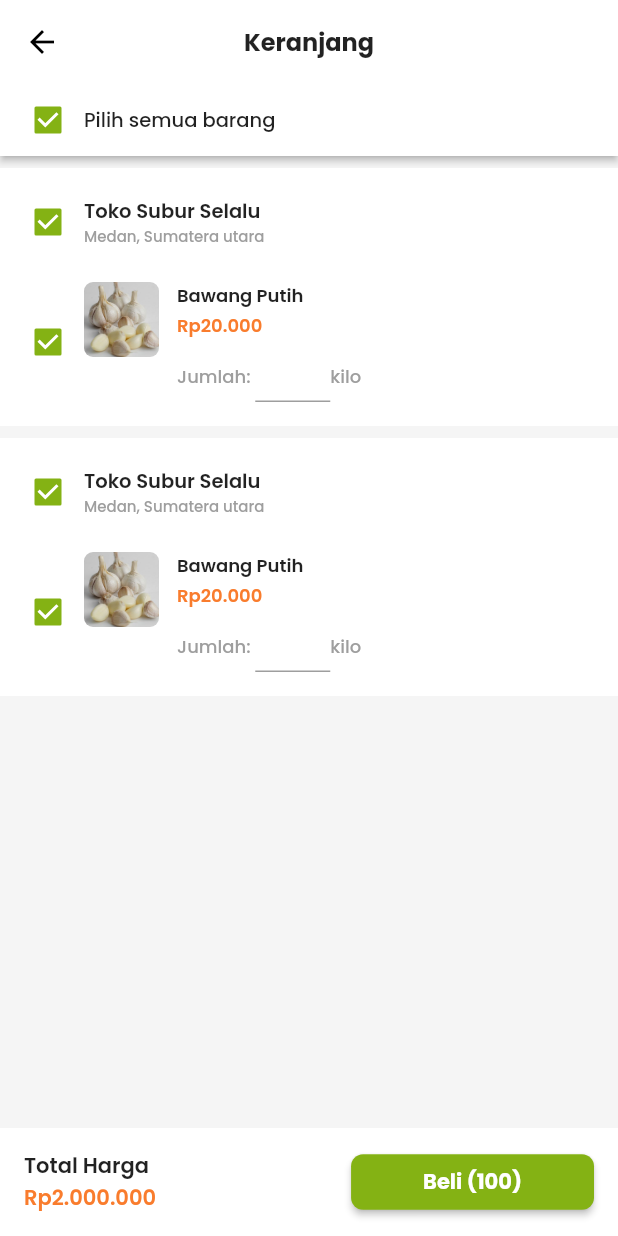
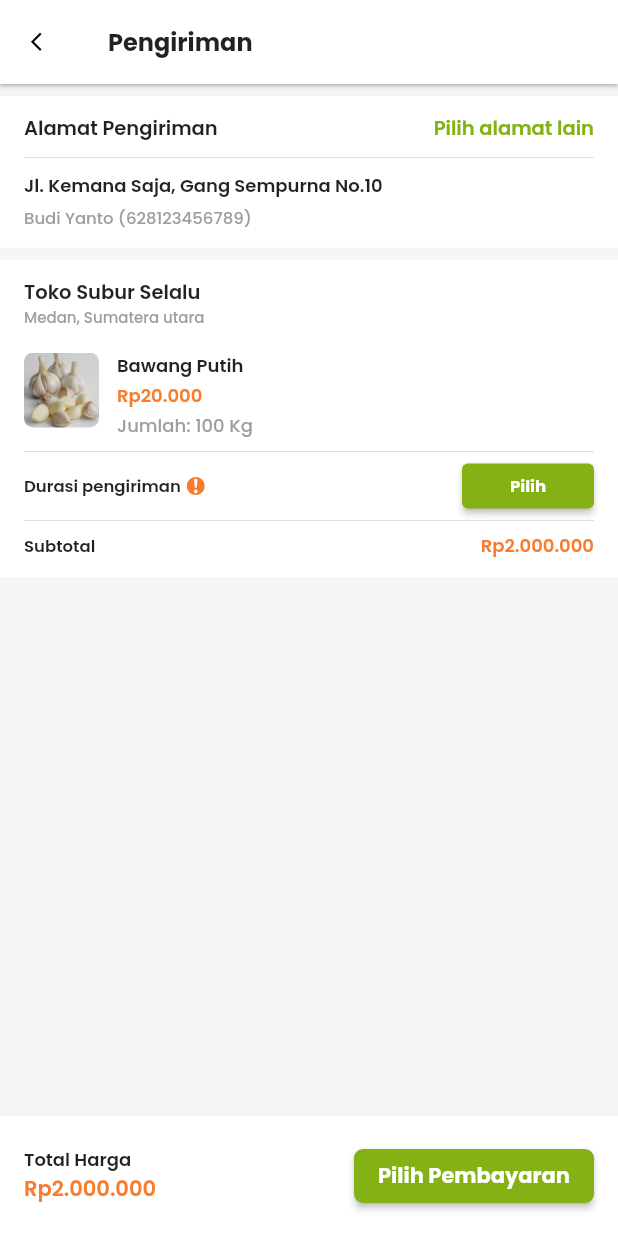
Before and after one commit to padimall/marketplace-app, a Flutter app: the KeranjangScreen screen opened by its route, after a tap on "Beli (100)", on a phone screen of 412 x 824 dp. Run offline on Flutter 3.47's test engine with Material 2 defaults, Android fonts, the phone set to English and light mode, and no system bars; our stand-ins replace cached_network_image, carousel_slider, flutter_masked_text, flutter_svg, fluttertoast, google_fonts and 1 more; missing offline and left inert: wc_form_validators; network calls fail.

Commit message:
add: checkout UI

```diff
--- a/lib/main.dart
+++ b/lib/main.dart
@@ -1,5 +1,6 @@
 import 'package:flutter/material.dart';
 import 'package:padimall_app/providers/user.dart';
+import 'package:padimall_app/screens/checkout_screen.dart';
 import 'package:padimall_app/screens/first_screen.dart';
 import 'package:padimall_app/screens/keranjang_screen.dart';
 import 'package:padimall_app/screens/login_screen.dart';
@@ -58,6 +59,7 @@ class MyApp extends StatelessWidget {
           ProdukTambahScreen.routeName: (ctx) => ProdukTambahScreen(),
           ProdukEditScreen.routeName: (ctx) => ProdukEditScreen(),
           KeranjangScreen.routeName: (ctx) => KeranjangScreen(),
+          CheckoutScreen.routeName: (ctx) => CheckoutScreen(),
         },
       ),
     );
--- /dev/null
+++ b/lib/screens/checkout_screen.dart
@@ -0,0 +1,99 @@
+import 'package:flutter/material.dart';
+import 'package:padimall_app/utils/custom_text_theme.dart';
+import 'package:padimall_app/utils/show_modal_bottom.dart';
+import 'package:padimall_app/widgets/checkout/alamat.dart';
+import 'package:padimall_app/widgets/checkout/toko.dart';
+
+class CheckoutScreen extends StatelessWidget {
+  static final routeName = 'checkout-screen';
+
+  @override
+  Widget build(BuildContext context) {
+
+    return Scaffold(
+      appBar: AppBar(
+        title: Text(
+          'Pengiriman',
+          style: PadiMallTextTheme.sz16weight700(context),
+        ),
+        leading: IconButton(
+          icon: Icon(Icons.arrow_back_ios),
+          iconSize: 15,
+          onPressed: () {
+            Navigator.pop(context);
+          },
+        ),
+        elevation: 1,
+        backgroundColor: Colors.white,
+      ),
+      body: Column(
+        children: <Widget>[
+          Expanded(
+            child: SingleChildScrollView(
+              child: Column(
+                children: <Widget>[
+                  CheckoutAlamatWidget(),
+                  ListView.builder(
+                    itemCount: 1,
+                    shrinkWrap: true,
+                    physics: NeverScrollableScrollPhysics(),
+                    itemBuilder: (ctx, index) {
+                      return CheckoutTokoWidget();
+                    },
+                  ),
+                ],
+              ),
+            ),
+          ),
+          Container(
+            padding: const EdgeInsets.all(16),
+            decoration: BoxDecoration(
+              color: Colors.white,
+              boxShadow: [
+                BoxShadow(
+                  color: Colors.grey[100],
+                  spreadRadius: 5,
+                  blurRadius: 7,
+                  offset: Offset(0, 0),
+                )
+              ],
+            ),
+            child: Row(
+              mainAxisAlignment: MainAxisAlignment.spaceBetween,
+              children: <Widget>[
+                Column(
+                  crossAxisAlignment: CrossAxisAlignment.start,
+                  children: <Widget>[
+                    Text(
+                      'Total Harga',
+                      style: PadiMallTextTheme.sz12weight600(context),
+                    ),
+                    Text(
+                      'Rp2.000.000',
+                      style: PadiMallTextTheme.sz14weight600Red(context),
+                    ),
+                  ],
+                ),
+                RaisedButton(
+                  onPressed: () {
+
+                  },
+                  color: Theme.of(context).primaryColor,
+                  shape: RoundedRectangleBorder(
+                    borderRadius: BorderRadius.all(
+                      Radius.circular(6),
+                    ),
+                  ),
+                  child: Text(
+                    'Pilih Pembayaran',
+                    style: PadiMallTextTheme.sz14weight700White(context),
+                  ),
+                )
+              ],
+            ),
+          ),
+        ],
+      ),
+    );
+  }
+}
--- a/lib/screens/first_screen.dart
+++ b/lib/screens/first_screen.dart
@@ -6,7 +6,7 @@ import 'package:padimall_app/screens/keranjang_screen.dart';
 
 class FirstScreen extends StatefulWidget {
   static final routeName = 'first-screen';
-  int _selectedIndex = 2;
+  int _selectedIndex = 0;
 
   @override
   _FirstScreenState createState() => _FirstScreenState();
--- a/lib/screens/product_detail_screen.dart
+++ b/lib/screens/product_detail_screen.dart
@@ -1,5 +1,6 @@
 import 'package:cached_network_image/cached_network_image.dart';
 import 'package:flutter/material.dart';
+import 'package:padimall_app/screens/checkout_screen.dart';
 import 'package:padimall_app/screens/keranjang_screen.dart';
 import 'package:padimall_app/utils/custom_text_theme.dart';
 
@@ -88,7 +89,9 @@ class ProductDetailScreen extends StatelessWidget {
                   child: Container(
                     width: double.infinity,
                     child: RaisedButton(
-                      onPressed: () {},
+                      onPressed: () {
+                        Navigator.pushNamed(context, CheckoutScreen.routeName);
+                      },
                       color: Theme.of(context).primaryColor,
                       shape: RoundedRectangleBorder(
                         borderRadius: BorderRadius.all(
--- a/lib/utils/custom_text_theme.dart
+++ b/lib/utils/custom_text_theme.dart
@@ -56,6 +56,13 @@ class PadiMallTextTheme {
         fontSize: 14, fontWeight: FontWeight.w700, color: Colors.white);
   }
 
+  static TextStyle sz14weight600Green(BuildContext context) {
+    return GoogleFonts.poppins().copyWith(
+        fontSize: 14,
+        fontWeight: FontWeight.w600,
+        color: Theme.of(context).primaryColor);
+  }
+
   static TextStyle sz14weight600(BuildContext context) {
     return GoogleFonts.poppins().copyWith(
         fontSize: 14, fontWeight: FontWeight.w600, color: Colors.black87);
@@ -85,6 +92,13 @@ class PadiMallTextTheme {
         color: Theme.of(context).primaryColor);
   }
 
+  static TextStyle sz13weight600Green(BuildContext context) {
+    return GoogleFonts.poppins().copyWith(
+        fontSize: 13,
+        fontWeight: FontWeight.w600,
+        color: Theme.of(context).primaryColor);
+  }
+
   static TextStyle sz13weight600(BuildContext context) {
     return GoogleFonts.poppins().copyWith(
         fontSize: 13, fontWeight: FontWeight.w600, color: Colors.black87);
@@ -96,7 +110,6 @@ class PadiMallTextTheme {
         fontWeight: FontWeight.w600,
         color: Theme.of(context).accentColor);
   }
-
 
   static TextStyle sz12weight600(BuildContext context) {
     return GoogleFonts.poppins().copyWith(
@@ -125,6 +138,26 @@ class PadiMallTextTheme {
         fontSize: 12, fontWeight: FontWeight.w500, color: Colors.grey);
   }
 
+  static TextStyle sz11weight600(BuildContext context) {
+    return GoogleFonts.poppins().copyWith(
+        fontSize: 11, fontWeight: FontWeight.w600, color: Colors.black87);
+  }
+
+  static TextStyle sz11weight700White(BuildContext context) {
+    return GoogleFonts.poppins().copyWith(
+        fontSize: 11, fontWeight: FontWeight.w700, color: Colors.white);
+  }
+
+  static TextStyle sz11weight500(BuildContext context) {
+    return GoogleFonts.poppins().copyWith(
+        fontSize: 11, fontWeight: FontWeight.w500, color: Colors.black87);
+  }
+
+  static TextStyle sz11weight500Grey(BuildContext context) {
+    return GoogleFonts.poppins().copyWith(
+        fontSize: 11, fontWeight: FontWeight.w500, color: Colors.grey);
+  }
+
   static TextStyle sz10weight500Grey(BuildContext context) {
     return GoogleFonts.poppins().copyWith(
         fontSize: 10, fontWeight: FontWeight.w500, color: Colors.grey);
--- /dev/null
+++ b/lib/utils/show_modal_bottom.dart
@@ -0,0 +1,40 @@
+import 'package:flutter/material.dart';
+import 'package:modal_bottom_sheet/modal_bottom_sheet.dart';
+import 'package:padimall_app/utils/custom_text_theme.dart';
+
+class PadiMallShowModalBottom {
+  static void showDurasiPengiriman(BuildContext context) {
+    showBarModalBottomSheet(
+      expand: false,
+      context: context,
+      builder: (ctx, scrollController) => Material(
+        child: Container(
+          padding: const EdgeInsets.all(16),
+          child: Column(
+            mainAxisSize: MainAxisSize.min,
+            crossAxisAlignment: CrossAxisAlignment.start,
+            children: <Widget>[
+              Row(
+                crossAxisAlignment: CrossAxisAlignment.center,
+                children: <Widget>[
+                  Container(
+                    child: GestureDetector(
+                      onTap: () {
+                        Navigator.pop(context);
+                      },
+                      child: Icon(Icons.close),
+                    ),
+                  ),
+                  Text(
+                    'Durasi Pengiriman',
+                    style: PadiMallTextTheme.sz14weight600(context),
+                  ),
+                ],
+              ),
+            ],
+          ),
+        ),
+      ),
+    );
+  }
+}
--- /dev/null
+++ b/lib/widgets/checkout/alamat.dart
@@ -0,0 +1,45 @@
+import 'package:flutter/material.dart';
+import 'package:padimall_app/utils/custom_text_theme.dart';
+
+class CheckoutAlamatWidget extends StatelessWidget {
+  @override
+  Widget build(BuildContext context) {
+    return Container(
+      color: Colors.white,
+      margin: const EdgeInsets.only(top: 8),
+      padding: const EdgeInsets.symmetric(horizontal: 16, vertical: 12),
+      child: Column(
+        crossAxisAlignment: CrossAxisAlignment.start,
+        children: <Widget>[
+          Row(
+            mainAxisAlignment: MainAxisAlignment.spaceBetween,
+            children: <Widget>[
+              Text(
+                'Alamat Pengiriman',
+                style: PadiMallTextTheme.sz13weight600(context),
+              ),
+              Text(
+                'Pilih alamat lain',
+                style: PadiMallTextTheme.sz13weight600Green(context),
+              ),
+            ],
+          ),
+          Divider(
+            height: 20,
+          ),
+          Container(
+            margin: const EdgeInsets.only(bottom: 4),
+            child: Text(
+              'Jl. Kemana Saja, Gang Sempurna No.10',
+              style: PadiMallTextTheme.sz12weight600(context),
+            ),
+          ),
+          Text(
+            'Budi Yanto (628123456789)',
+            style: PadiMallTextTheme.sz11weight500Grey(context),
+          ),
+        ],
+      ),
+    );
+  }
+}
--- /dev/null
+++ b/lib/widgets/checkout/pengiriman.dart
@@ -0,0 +1,115 @@
+import 'package:flutter/material.dart';
+import 'package:flutter_svg/flutter_svg.dart';
+import 'package:modal_bottom_sheet/modal_bottom_sheet.dart';
+import 'package:padimall_app/utils/custom_text_theme.dart';
+import 'package:padimall_app/utils/show_modal_bottom.dart';
+
+class CheckoutPengirimanWidget extends StatelessWidget {
+  @override
+  Widget build(BuildContext context) {
+
+    Widget _buildListTileDurasiPengiriman(String title, String subtitle) {
+
+      return InkWell(
+        onTap: () {
+          Navigator.pop(context);
+        },
+        child: Container(
+          width: double.infinity,
+          padding: const EdgeInsets.symmetric(horizontal: 16, vertical: 8),
+          child: Column(
+            crossAxisAlignment: CrossAxisAlignment.start,
+            children: <Widget>[
+              Text('$title', style: PadiMallTextTheme.sz14weight600(context),),
+              Text('$subtitle', style: PadiMallTextTheme.sz12weight500Grey(context),),
+            ],
+          ),
+        ),
+      );
+    }
+
+    void showDurasiPengiriman() {
+      showBarModalBottomSheet(
+        expand: false,
+        context: context,
+        builder: (ctx, scrollController) => Material(
+          child: Container(
+            padding: const EdgeInsets.symmetric(vertical: 16),
+            child: Column(
+              mainAxisSize: MainAxisSize.min,
+              crossAxisAlignment: CrossAxisAlignment.start,
+              children: <Widget>[
+                Container(
+                  padding: const EdgeInsets.symmetric(horizontal: 8.0),
+                  margin: const EdgeInsets.only(bottom: 8),
+                  child: Row(
+                    children: <Widget>[
+                      Container(
+                        margin: const EdgeInsets.only(right: 16),
+                        child: GestureDetector(
+                          onTap: () {
+                            Navigator.pop(context);
+                          },
+                          child: Icon(Icons.close),
+                        ),
+                      ),
+                      Text(
+                        'Pilih Durasi Pengiriman',
+                        style: PadiMallTextTheme.sz14weight600(context),
+                      ),
+                    ],
+                  ),
+                ),
+                _buildListTileDurasiPengiriman('Reguler (2-4 hari)', 'Rp37.000'),
+                _buildListTileDurasiPengiriman('Reguler (4-5 hari)', 'Rp30.000'),
+              ],
+            ),
+          ),
+        ),
+      );
+    }
+
+    return Container(
+      child: Row(
+        mainAxisAlignment: MainAxisAlignment.spaceBetween,
+        children: <Widget>[
+          Row(
+            children: <Widget>[
+              Container(
+                margin: const EdgeInsets.only(right: 4),
+                child: Text(
+                  'Durasi pengiriman',
+                  style: PadiMallTextTheme.sz11weight600(context),
+                ),
+              ),
+              SvgPicture.asset(
+                'assets/images/alert.svg',
+                height: 12,
+              ),
+            ],
+          ),
+          Container(
+            height: 30,
+            child: RaisedButton(
+              onPressed: () {
+//                PadiMallShowModalBottom.showDurasiPengiriman(context);
+                showDurasiPengiriman();
+              },
+              shape: RoundedRectangleBorder(
+                borderRadius: BorderRadius.all(
+                  Radius.circular(4),
+                ),
+              ),
+              padding: const EdgeInsets.symmetric(horizontal: 16),
+              color: Theme.of(context).primaryColor,
+              child: Text(
+                'Pilih',
+                style: PadiMallTextTheme.sz11weight700White(context),
+              ),
+            ),
+          )
+        ],
+      ),
+    );
+  }
+}
--- /dev/null
+++ b/lib/widgets/checkout/produk.dart
@@ -0,0 +1,58 @@
+import 'package:flutter/material.dart';
+import 'package:padimall_app/utils/custom_text_theme.dart';
+
+class CheckoutProdukWidget extends StatelessWidget {
+  @override
+  Widget build(BuildContext context) {
+    return Container(
+      margin: const EdgeInsets.only(top: 16),
+      color: Colors.white,
+      child: Row(
+        crossAxisAlignment: CrossAxisAlignment.start,
+        children: <Widget>[
+          Container(
+            margin: const EdgeInsets.only(right: 12),
+            child: ClipRRect(
+              borderRadius: BorderRadius.circular(6),
+              child: Image.asset(
+                'assets/images/bawang.jpg',
+                height: 50,
+                width: 50,
+                fit: BoxFit.cover,
+              ),
+            ),
+          ),
+          Expanded(
+            child: Column(
+              crossAxisAlignment: CrossAxisAlignment.start,
+              children: <Widget>[
+                Container(
+                  margin: const EdgeInsets.only(bottom: 2),
+                  child: Text(
+                    'Bawang Putih',
+                    style: PadiMallTextTheme.sz12weight600(context),
+                  ),
+                ),
+                Container(
+                  margin: const EdgeInsets.only(bottom: 2),
+                  child: Text(
+                    'Rp20.000',
+                    style: PadiMallTextTheme.sz12weight600Red(context),
+                  ),
+                ),
+                Row(
+                  children: <Widget>[
+                    Text(
+                      'Jumlah: 100 Kg',
+                      style: PadiMallTextTheme.sz12weight500Grey(context),
+                    ),
+                  ],
+                )
+              ],
+            ),
+          ),
+        ],
+      ),
+    );
+  }
+}
--- /dev/null
+++ b/lib/widgets/checkout/toko.dart
@@ -0,0 +1,52 @@
+import 'package:flutter/material.dart';
+import 'package:padimall_app/utils/custom_text_theme.dart';
+import 'package:padimall_app/widgets/checkout/pengiriman.dart';
+import 'package:padimall_app/widgets/checkout/produk.dart';
+
+class CheckoutTokoWidget extends StatelessWidget {
+  @override
+  Widget build(BuildContext context) {
+    return Container(
+      margin: const EdgeInsets.only(top: 8),
+      padding: const EdgeInsets.fromLTRB(16, 12, 16, 12),
+      color: Colors.white,
+      child: Column(
+        crossAxisAlignment: CrossAxisAlignment.start,
+        children: <Widget>[
+          Text(
+            'Toko Subur Selalu',
+            style: PadiMallTextTheme.sz13weight600(context),
+          ),
+          Text(
+            'Medan, Sumatera utara',
+            style: PadiMallTextTheme.sz10weight500Grey(context),
+          ),
+          ListView.builder(
+            itemCount: 1,
+            shrinkWrap: true,
+            physics: NeverScrollableScrollPhysics(),
+            itemBuilder: (ctx, index) {
+              return CheckoutProdukWidget();
+            },
+          ),
+          Divider(),
+          CheckoutPengirimanWidget(),
+          Divider(),
+          Row(
+            mainAxisAlignment: MainAxisAlignment.spaceBetween,
+            children: <Widget>[
+              Text(
+                'Subtotal',
+                style: PadiMallTextTheme.sz11weight600(context),
+              ),
+              Text(
+                'Rp2.000.000',
+                style: PadiMallTextTheme.sz12weight600Red(context),
+              ),
+            ],
+          ),
+        ],
+      ),
+    );
+  }
+}
--- a/lib/widgets/keranjang/bottom_bar.dart
+++ b/lib/widgets/keranjang/bottom_bar.dart
@@ -1,5 +1,6 @@
 import 'package:flutter/material.dart';
 import 'package:fluttertoast/fluttertoast.dart';
+import 'package:padimall_app/screens/checkout_screen.dart';
 import 'package:padimall_app/utils/custom_text_theme.dart';
 
 class KeranjangBottomBarWidget extends StatelessWidget {
@@ -27,6 +28,7 @@ class KeranjangBottomBarWidget extends StatelessWidget {
           ),
           RaisedButton(
             onPressed: () {
+              Navigator.pushNamed(context, CheckoutScreen.routeName);
             },
             color: Theme.of(context).primaryColor,
             shape: RoundedRectangleBorder(
--- a/pubspec.yaml
+++ b/pubspec.yaml
@@ -32,6 +32,8 @@ dependencies:
   provider: ^4.3.2+1
   fluttertoast: ^7.0.2
   flutter_masked_text: ^0.8.0
+  flutter_svg: ^0.17.4
+  modal_bottom_sheet: ^0.2.0+1
 
   # The following adds the Cupertino Icons font to your application.
   # Use with the CupertinoIcons class for iOS style icons.
```
Also changed, not shown: assets/images/alert.svg (added), pubspec.lock.
